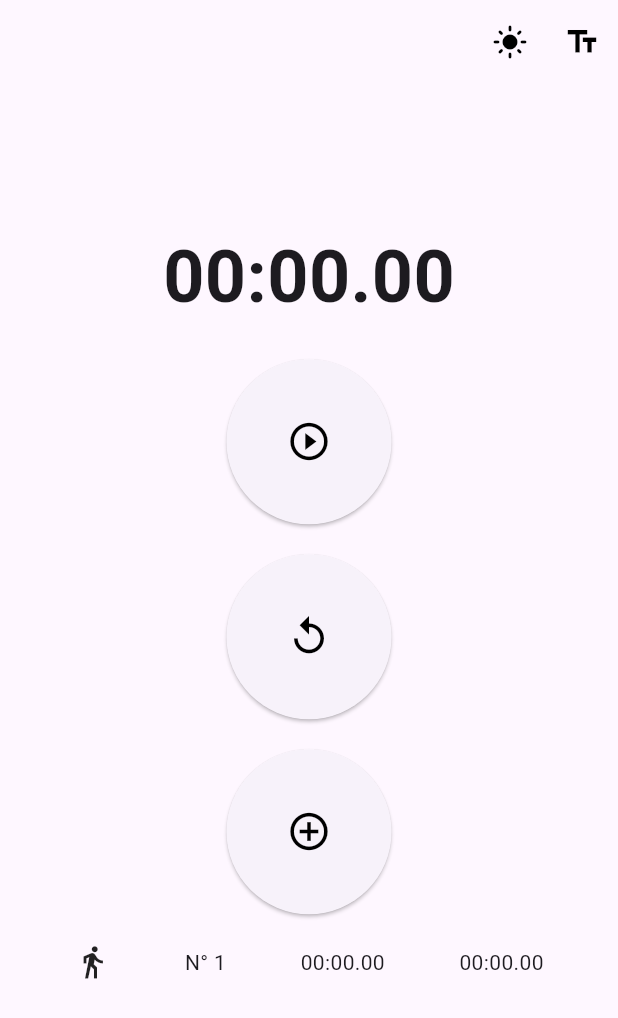
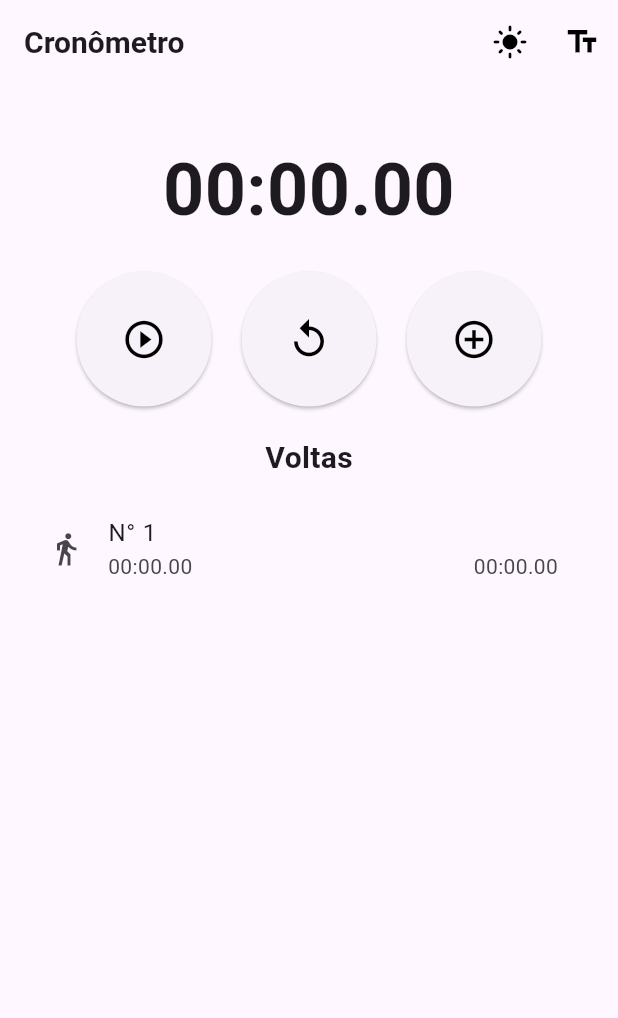
Before and after one commit to JeanKeitwo16/cronometro, a Flutter app: the screen it shows after launch, after a tap on the "play circle outline" icon, after a tap on the "replay" icon, after a tap on the "add circle outline" icon, on a phone screen of 412 x 824 dp. Shown: the top 1018 px of the screen. Run offline on Flutter 3.47's test engine with Material 3 defaults, Android fonts, the phone set to English and light mode, and no system bars; our stand-ins replace flutter_local_notifications.

Commit message:
Tamanho da fonte corrigido

```diff
--- a/lib/view/view_cronometro.dart
+++ b/lib/view/view_cronometro.dart
@@ -13,21 +13,33 @@ class _ViewCronometroState extends State<ViewCronometro> {
   bool modoEscuro = false;
   double tamanhoTexto = 1.0;
 
+  TextStyle _tamanhoTexto(double tamanhoFonte, {FontWeight? weight}) {
+    return TextStyle(
+      fontSize: tamanhoFonte * tamanhoTexto,
+      fontWeight: weight,
+    );
+  }
+
   @override
   Widget build(BuildContext context) {
     return MaterialApp(
-      builder: (context, child) {
-        return Scaffold(
+      debugShowCheckedModeBanner: false,
+      themeMode: modoEscuro ? ThemeMode.dark : ThemeMode.light,
+      theme: ThemeData.light(),
+      darkTheme: ThemeData.dark(),
+      home: Scaffold(
         appBar: AppBar(
+          title: Text(
+            "Cronômetro",
+            style: _tamanhoTexto(20, weight: FontWeight.bold),
+          ),
           actions: [
             Semantics(
               label: "Alterar o tema do aplicativo",
               child: IconButton(
                 icon: Icon(
                   modoEscuro ? Icons.dark_mode : Icons.light_mode,
-                    color: modoEscuro
-                        ? const Color.fromARGB(255, 255, 255, 255)
-                        : const Color.fromARGB(255, 0, 0, 0),
+                  color: modoEscuro ? Colors.white : Colors.black,
                 ),
                 onPressed: () {
                   setState(() {
@@ -41,45 +53,40 @@ class _ViewCronometroState extends State<ViewCronometro> {
               child: IconButton(
                 icon: Icon(
                   Icons.text_fields,
-                    color: modoEscuro
-                        ? const Color.fromARGB(255, 255, 255, 255)
-                        : const Color.fromARGB(255, 0, 0, 0),
+                  color: modoEscuro ? Colors.white : Colors.black,
                 ),
                 onPressed: () {
                   setState(() {
-                      tamanhoTexto = tamanhoTexto == 1.0 ? 2.0 : 1.0;
+                    tamanhoTexto = tamanhoTexto == 1.0 ? 1.5 : 1.0;
                   });
                 },
               ),
             ),
           ],
         ),
-          body: child,
-        );
-      },
-      debugShowCheckedModeBanner: false,
-      themeMode: modoEscuro ? ThemeMode.dark : ThemeMode.light,
-      theme: ThemeData.light(),
-      darkTheme: ThemeData.dark(),
-      home: Scaffold(
-        body: Center(
+        body: SafeArea(
+          child: Padding(
+            padding: const EdgeInsets.all(16),
             child: Column(
-            mainAxisAlignment: MainAxisAlignment.center,
               children: [
+                const SizedBox(height: 20),
                 StreamBuilder<Duration>(
                   stream: _viewmodel.fluxoCronometro,
                   builder: (context, snapshot) {
                     final duracao = snapshot.data ?? Duration.zero;
                     return Text(
                       _viewmodel.formatarDuracao(duracao),
-                    style: TextStyle(
-                      fontSize: 48 * tamanhoTexto,
-                      fontWeight: FontWeight.bold,
-                    ),
+                      style: _tamanhoTexto(48, weight: FontWeight.bold),
+                      textAlign: TextAlign.center,
                     );
                   },
                 ),
                 const SizedBox(height: 20),
+                Wrap(
+                  spacing: 20,
+                  runSpacing: 20,
+                  alignment: WrapAlignment.center,
+                  children: [
                     Semantics(
                       label: "Iniciar ou Pausar",
                       child: ElevatedButton(
@@ -93,20 +100,17 @@ class _ViewCronometroState extends State<ViewCronometro> {
                           });
                         },
                         style: ElevatedButton.styleFrom(
-                    padding: EdgeInsets.all(40),
+                          padding: const EdgeInsets.all(30),
                         ),
                         child: Icon(
                           _viewmodel.estado
                               ? Icons.pause_circle_outline
                               : Icons.play_circle_outline,
-                    size: 30,
-                    color: modoEscuro
-                        ? const Color.fromARGB(255, 255, 255, 255)
-                        : const Color.fromARGB(255, 0, 0, 0),
+                          size: 30 * tamanhoTexto,
+                          color: modoEscuro ? Colors.white : Colors.black,
                         ),
                       ),
                     ),
-              const SizedBox(height: 20),
                     Semantics(
                       label: "Reiniciar",
                       child: ElevatedButton(
@@ -118,18 +122,15 @@ class _ViewCronometroState extends State<ViewCronometro> {
                           });
                         },
                         style: ElevatedButton.styleFrom(
-                    padding: EdgeInsets.all(40),
+                          padding: const EdgeInsets.all(30),
                         ),
                         child: Icon(
                           Icons.replay_outlined,
-                    size: 30,
-                    color: modoEscuro
-                        ? const Color.fromARGB(255, 255, 255, 255)
-                        : const Color.fromARGB(255, 0, 0, 0),
+                          size: 30 * tamanhoTexto,
+                          color: modoEscuro ? Colors.white : Colors.black,
                         ),
                       ),
                     ),
-              const SizedBox(height: 20),
                     Semantics(
                       label: "Adicionar Volta",
                       child: ElevatedButton(
@@ -139,53 +140,65 @@ class _ViewCronometroState extends State<ViewCronometro> {
                             if (_viewmodel.listaVoltas.length > 1) {
                               _viewmodel.adicionarVoltaParcial(
                                 _viewmodel.listaVoltas.last -
-                              _viewmodel.listaVoltas[
-                                  _viewmodel.listaVoltas.length - 2],
+                                    _viewmodel.listaVoltas[_viewmodel.listaVoltas.length - 2],
                               );
                             } else {
-                        _viewmodel
-                            .adicionarVoltaParcial(_viewmodel.listaVoltas.last);
+                              _viewmodel.adicionarVoltaParcial(_viewmodel.listaVoltas.last);
                             }
                           });
                         },
                         style: ElevatedButton.styleFrom(
-                    padding: EdgeInsets.all(40),
+                          padding: const EdgeInsets.all(30),
                         ),
                         child: Icon(
                           Icons.add_circle_outline,
-                    size: 30,
-                    color: modoEscuro
-                        ? const Color.fromARGB(255, 255, 255, 255)
-                        : const Color.fromARGB(255, 0, 0, 0),
+                          size: 30 * tamanhoTexto,
+                          color: modoEscuro ? Colors.white : Colors.black,
                         ),
                       ),
                     ),
+                  ],
+                ),
                 const SizedBox(height: 20),
-              Container(
-                height: 100,
-                child: SingleChildScrollView(
-                  child: Column(
+                Text(
+                  "Voltas",
+                  style: _tamanhoTexto(20, weight: FontWeight.bold),
+                ),
+                const SizedBox(height: 10),
+                Expanded(
+                  child: ListView.builder(
+                    itemCount: _viewmodel.listaVoltas.length,
+                    itemBuilder: (context, i) {
+                      final index = _viewmodel.listaVoltas.length - 1 - i;
+                      return ListTile(
+                        leading: Icon(
+                          Icons.directions_walk,
+                          size: 24 * tamanhoTexto,
+                        ),
+                        title: Text(
+                          "N° ${index + 1}",
+                          style: _tamanhoTexto(16),
+                        ),
+                        subtitle: Row(
+                          mainAxisAlignment: MainAxisAlignment.spaceBetween,
                           children: [
-                      for (int i = _viewmodel.listaVoltas.length - 1;
-                          i >= 0;
-                          i--)
-                        Row(
-                          mainAxisAlignment: MainAxisAlignment.spaceEvenly,
-                          children: [
-                            Icon(Icons.directions_walk),
-                            Text('N° ${i + 1}'),
-                            Text(_viewmodel
-                                .formatarDuracao(_viewmodel.listaVoltas[i])),
-                            if (i < _viewmodel.listaParcial.length)
-                              Text(_viewmodel
-                                  .formatarDuracao(_viewmodel.listaParcial[i]))
-                          ],
+                            Text(
+                              _viewmodel.formatarDuracao(_viewmodel.listaVoltas[index]),
+                              style: _tamanhoTexto(14),
+                            ),
+                            if (index < _viewmodel.listaParcial.length)
+                              Text(
+                                _viewmodel.formatarDuracao(_viewmodel.listaParcial[index]),
+                                style: _tamanhoTexto(14),
                               ),
                           ],
                         ),
+                      );
+                    },
                   ),
-              )
+                ),
               ],
+            ),
           ),
         ),
       ),
--- a/lib/viewmodel/viewmodel_cronometro.dart
+++ b/lib/viewmodel/viewmodel_cronometro.dart
@@ -7,7 +7,8 @@ class ViewmodelCronometro {
   Timer? atualizarCronometro;
   Timer? notificacaoInatividade;
   final StreamController<Duration> controladorStreamCronometro =
-      StreamController<Duration>();
+    StreamController<Duration>.broadcast();
+
 
   Stream<Duration> get fluxoCronometro => controladorStreamCronometro.stream;
   bool get estado => modelo.estadoCronometro;
```
Lines whose indentation alone changed are shown as unchanged.
